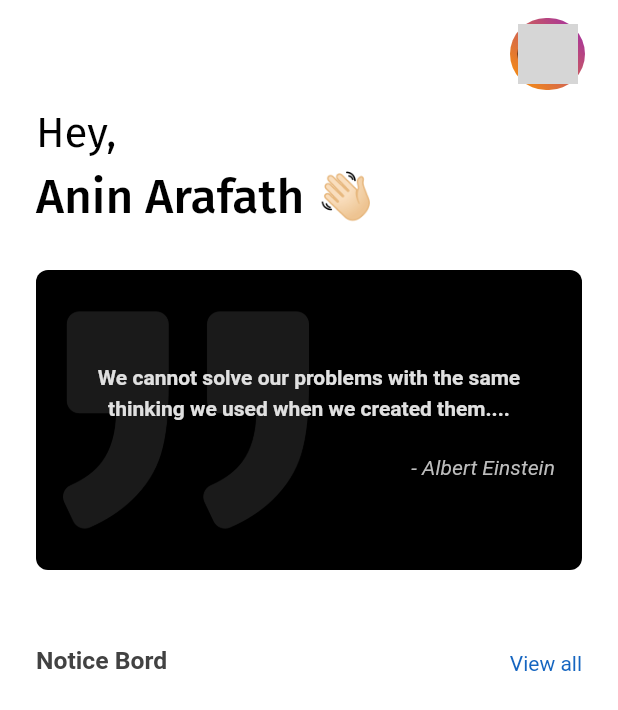
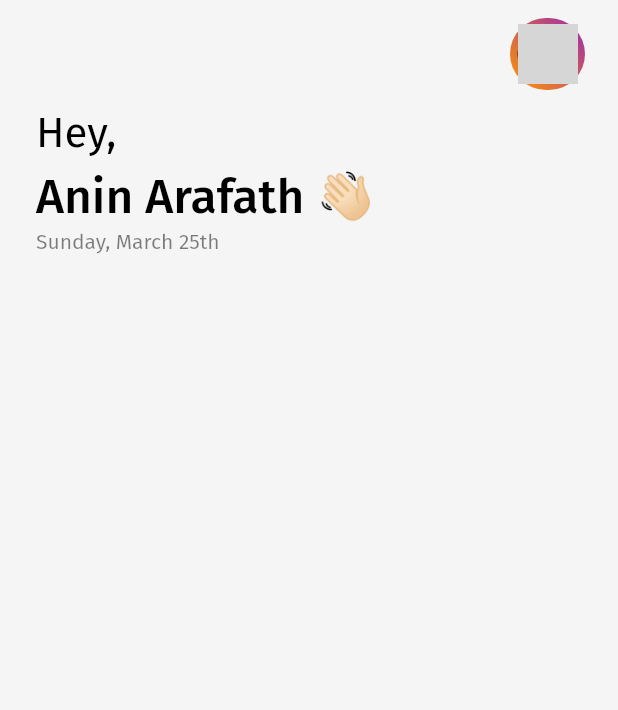
Before and after one commit to aninarafath6/arnhss, a Flutter app: the screen it shows after launch, on a phone screen of 412 x 824 dp. Shown: the top 710 px of the screen. Run offline on Flutter 3.47's test engine with Material 2 defaults, Android fonts, the phone set to English and light mode, and no system bars; our stand-ins replace flutter_keyboard_visibility, flutter_otp_text_field, get, google_fonts, lottie; network calls fail; grey boxes are pictures that could not be loaded.

Commit message:
home banner update:

```diff
--- a/arnhss-app/lib/features/home/view/home_view.dart
+++ b/arnhss-app/lib/features/home/view/home_view.dart
@@ -1,8 +1,7 @@
-import 'package:arnhss/common/constants/color_constants.dart';
-import 'package:arnhss/common/theme/text_theme.dart';
 import 'package:arnhss/features/authentication/otp_verification/view/index.dart';
 import 'package:arnhss/features/home/widgets/home_banner.dart';
 import 'package:arnhss/features/home/widgets/user_avatar.dart';
+import 'package:flutter/services.dart';
 
 class HomeView extends StatelessWidget {
   const HomeView({Key? key}) : super(key: key);
@@ -11,93 +10,23 @@ class HomeView extends StatelessWidget {
   @override
   Widget build(BuildContext context) {
     return Scaffold(
-      // backgroundColor: Colors.red,
+      backgroundColor: Colors.grey[100],
       appBar: AppBar(
+        leadingWidth: 60,
+        systemOverlayStyle: SystemUiOverlayStyle.dark, // 1
         backgroundColor: Colors.transparent,
         toolbarHeight: 72,
         elevation: 0,
+        leading: const Icon(Icons.abc, color: Colors.transparent),
         actions: const [UserAvatar()],
       ),
       body: Padding(
         padding: const EdgeInsets.symmetric(horizontal: 24.0),
         child: ListView(
-          children: [
-            const HomeBanner(),
-            const SizedBox(height: 30),
-            Container(
-              height: 200,
-              padding: const EdgeInsets.all(18),
-              decoration: BoxDecoration(
-                color: CustomColors.dark,
-                borderRadius: BorderRadius.circular(8),
-              ),
-              child: Stack(
-                children: [
-                  Opacity(
-                    opacity: .1,
-                    child: Image.asset(
-                      "assets/images/pngs/right-quote-sign.png",
-                      color: Colors.white,
-                    ),
-                  ),
-                  Center(
-                    child: Column(
-                      mainAxisAlignment: MainAxisAlignment.center,
-                      children: [
-                        Text(
-                          "We cannot solve our problems with the same thinking we used when we created them....",
-                          style: CustomTextTheme(context: context)
-                              .paragraph()
-                              .copyWith(
-                                color: Colors.grey[300],
-                                fontWeight: FontWeight.w600,
-                              ),
-                          textAlign: TextAlign.center,
-                        ),
-                        const SizedBox(height: 18),
-                        Row(
-                          children: [
-                            const Spacer(),
-                            Text(
-                              "- Albert Einstein",
-                              style: CustomTextTheme(context: context)
-                                  .paragraph()
-                                  .copyWith(
-                                      color: Colors.grey[400],
-                                      fontStyle: FontStyle.italic),
-                            ),
-                          ],
-                        )
-                      ],
-                    ),
-                  ),
-                ],
-              ),
-            ),
-            const SizedBox(height: 50),
-            Row(
-              mainAxisAlignment: MainAxisAlignment.spaceBetween,
-              children: [
-                Text("Notice Bord",
-                    style: CustomTextTheme(context: context)
-                        .headLine2()
-                        .copyWith(color: Colors.grey[800])),
-                Text("View all",
-                    style: CustomTextTheme(context: context)
-                        .paragraph()
-                        .copyWith(color: Colors.blue[800])),
-              ],
-            ),
-            const SizedBox(height: 25),
-            Row(
-              children: [
-                Container(
-                  height: 250,
-                  width: 200,
-                  color: Colors.grey[100],
-                ),
-              ],
-            ),
+          children: const [
+            // SizedBox(height: 30),
+            HomeBanner(),
+            // const BlogSection(),
           ],
         ),
       ),
--- a/arnhss-app/lib/features/home/widgets/home_banner.dart
+++ b/arnhss-app/lib/features/home/widgets/home_banner.dart
@@ -29,6 +29,15 @@ class HomeBanner extends StatelessWidget {
             fontWeight: FontWeight.w500,
           ),
         ),
+        const SizedBox(height: 3),
+        Text(
+          "Sunday, March 25th",
+          style: GoogleFonts.firaSans(
+            fontSize: 14,
+            color: CustomColors.dark.withOpacity(.5),
+            fontWeight: FontWeight.w400,
+          ),
+        ),
       ],
     );
   }
```
Also changed, not shown: arnhss-app/lib/features/home/widgets/blog_section.dart (added, +71 -0 lines), arnhss-app/lib/features/home/widgets/qout_0f_the_day.dart (added, +61 -0 lines), arnhss-app/assets/images/pngs/apps.png (added), arnhss-app/assets/images/pngs/more.png (added), arnhss-app/assets/images/pngs/travel.png (added).
